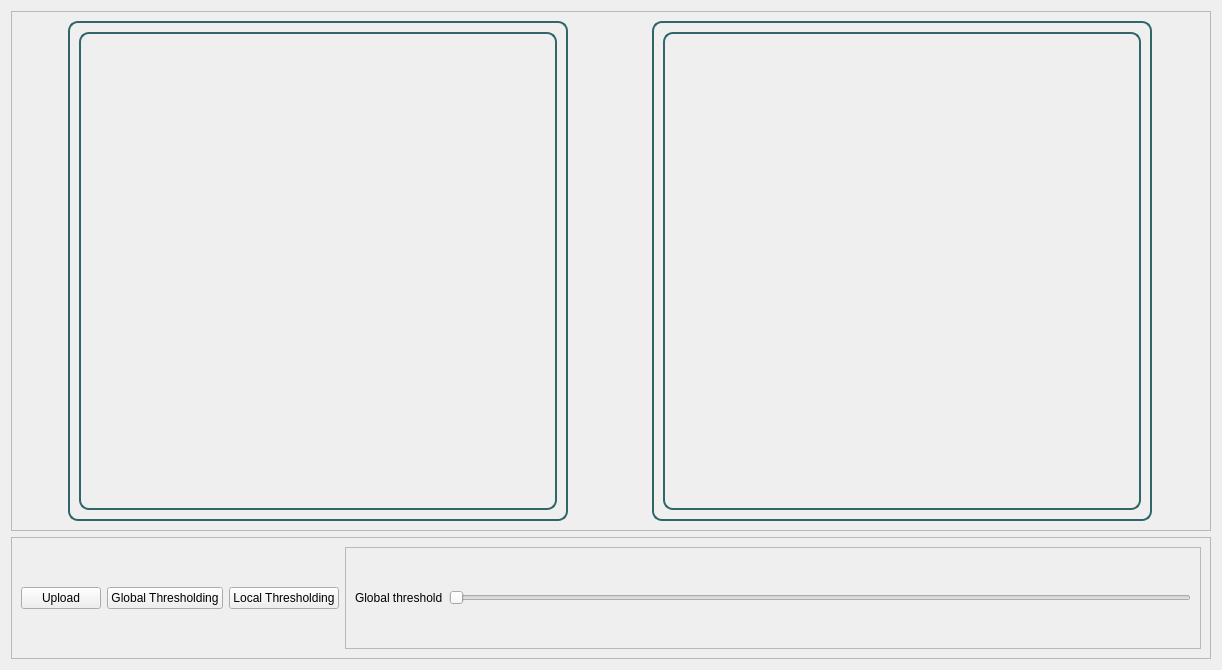
SBME2025-ComputerVision/Task1_CV_CPP, file Task1/UI/thresholdwidget.ui: the form before one commit.
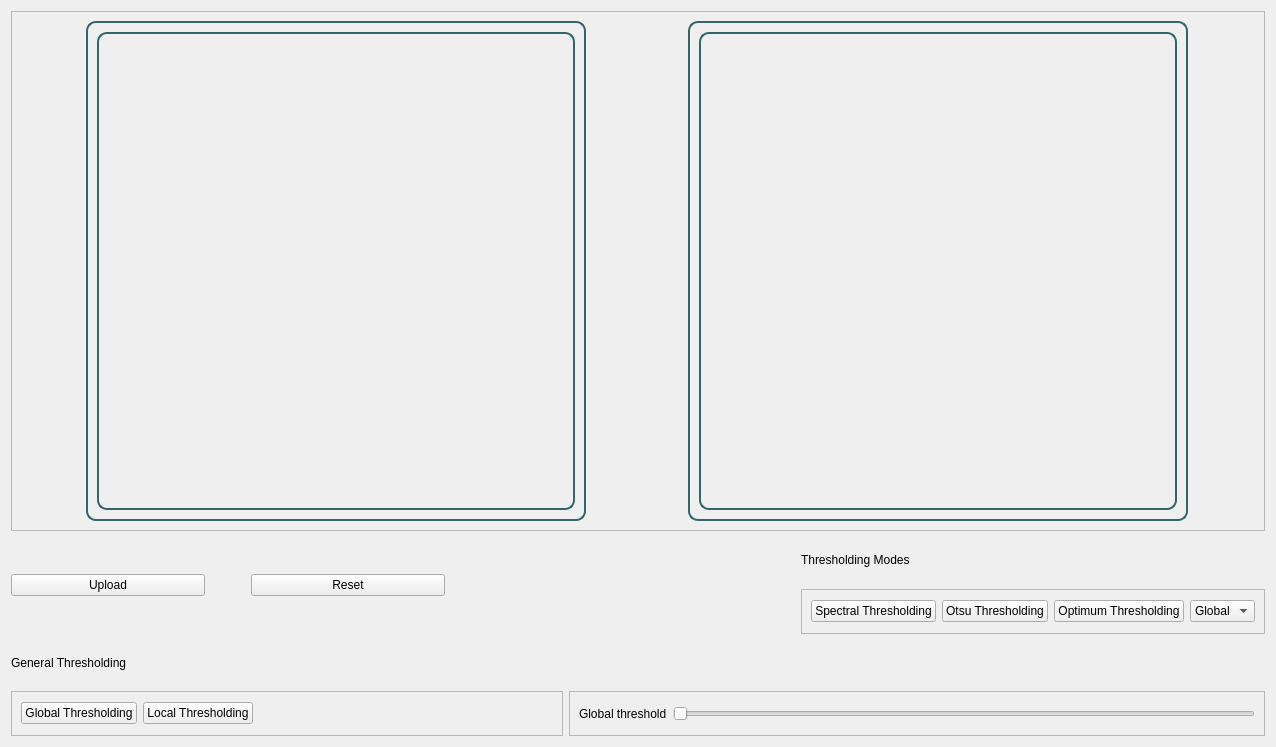
The form after the commit.

Commit message: threshold ui became cooler

```diff
--- a/Task1/UI/thresholdwidget.ui
+++ b/Task1/UI/thresholdwidget.ui
@@ -6,15 +6,17 @@
    <rect>
     <x>0</x>
     <y>0</y>
-    <width>1222</width>
-    <height>670</height>
+    <width>1276</width>
+    <height>747</height>
    </rect>
   </property>
   <property name="windowTitle">
    <string>Form</string>
   </property>
-  <layout class="QVBoxLayout" name="verticalLayout">
-   <item>
+  <layout class="QGridLayout" name="gridLayout_2">
+   <item row="0" column="0">
+    <layout class="QGridLayout" name="gridLayout">
+     <item row="0" column="0">
     <widget class="QFrame" name="frame_7">
      <property name="frameShape">
       <enum>QFrame::StyledPanel</enum>
@@ -116,17 +118,12 @@
      </layout>
     </widget>
    </item>
+     <item row="1" column="0">
+      <layout class="QVBoxLayout" name="verticalLayout_5">
    <item>
-    <widget class="QFrame" name="frame">
-     <property name="frameShape">
-      <enum>QFrame::StyledPanel</enum>
-     </property>
-     <property name="frameShadow">
-      <enum>QFrame::Raised</enum>
-     </property>
-     <layout class="QHBoxLayout" name="horizontalLayout_3">
+        <layout class="QHBoxLayout" name="horizontalLayout_7">
       <item>
-       <layout class="QHBoxLayout" name="horizontalLayout">
+          <layout class="QHBoxLayout" name="horizontalLayout_6">
         <item>
          <widget class="QPushButton" name="uploadBtn">
           <property name="text">
@@ -135,6 +132,127 @@
          </widget>
         </item>
         <item>
+            <spacer name="horizontalSpacer_2">
+             <property name="orientation">
+              <enum>Qt::Horizontal</enum>
+             </property>
+             <property name="sizeType">
+              <enum>QSizePolicy::Fixed</enum>
+             </property>
+             <property name="sizeHint" stdset="0">
+              <size>
+               <width>40</width>
+               <height>20</height>
+              </size>
+             </property>
+            </spacer>
+           </item>
+           <item>
+            <widget class="QPushButton" name="resetBtn">
+             <property name="text">
+              <string>Reset</string>
+             </property>
+            </widget>
+           </item>
+          </layout>
+         </item>
+         <item>
+          <spacer name="horizontalSpacer_4">
+           <property name="orientation">
+            <enum>Qt::Horizontal</enum>
+           </property>
+           <property name="sizeType">
+            <enum>QSizePolicy::Fixed</enum>
+           </property>
+           <property name="sizeHint" stdset="0">
+            <size>
+             <width>350</width>
+             <height>20</height>
+            </size>
+           </property>
+          </spacer>
+         </item>
+         <item>
+          <layout class="QVBoxLayout" name="verticalLayout_4">
+           <item>
+            <widget class="QLabel" name="label_3">
+             <property name="text">
+              <string>Thresholding Modes </string>
+             </property>
+            </widget>
+           </item>
+           <item>
+            <widget class="QFrame" name="frame_3">
+             <property name="frameShape">
+              <enum>QFrame::StyledPanel</enum>
+             </property>
+             <property name="frameShadow">
+              <enum>QFrame::Raised</enum>
+             </property>
+             <layout class="QHBoxLayout" name="horizontalLayout_5">
+              <item>
+               <widget class="QPushButton" name="spectralBtn">
+                <property name="text">
+                 <string>Spectral Thresholding</string>
+                </property>
+               </widget>
+              </item>
+              <item>
+               <widget class="QPushButton" name="otsuBtn">
+                <property name="text">
+                 <string>Otsu Thresholding</string>
+                </property>
+               </widget>
+              </item>
+              <item>
+               <widget class="QPushButton" name="optimumBtn">
+                <property name="text">
+                 <string>Optimum Thresholding</string>
+                </property>
+               </widget>
+              </item>
+              <item>
+               <widget class="QComboBox" name="globalVsLocalCombo">
+                <item>
+                 <property name="text">
+                  <string>Global</string>
+                 </property>
+                </item>
+                <item>
+                 <property name="text">
+                  <string>Local </string>
+                 </property>
+                </item>
+               </widget>
+              </item>
+             </layout>
+            </widget>
+           </item>
+          </layout>
+         </item>
+        </layout>
+       </item>
+       <item>
+        <layout class="QVBoxLayout" name="verticalLayout">
+         <item>
+          <widget class="QLabel" name="label_2">
+           <property name="text">
+            <string>General Thresholding</string>
+           </property>
+          </widget>
+         </item>
+         <item>
+          <layout class="QHBoxLayout" name="horizontalLayout_3">
+           <item>
+            <widget class="QFrame" name="frame">
+             <property name="frameShape">
+              <enum>QFrame::StyledPanel</enum>
+             </property>
+             <property name="frameShadow">
+              <enum>QFrame::Raised</enum>
+             </property>
+             <layout class="QHBoxLayout" name="horizontalLayout">
+              <item>
          <widget class="QPushButton" name="globalThresholdBtn">
           <property name="text">
            <string>Global Thresholding</string>
@@ -148,7 +266,24 @@
           </property>
          </widget>
         </item>
-       </layout>
+              <item>
+               <spacer name="horizontalSpacer">
+                <property name="orientation">
+                 <enum>Qt::Horizontal</enum>
+                </property>
+                <property name="sizeType">
+                 <enum>QSizePolicy::Fixed</enum>
+                </property>
+                <property name="sizeHint" stdset="0">
+                 <size>
+                  <width>300</width>
+                  <height>20</height>
+                 </size>
+                </property>
+               </spacer>
+              </item>
+             </layout>
+            </widget>
       </item>
       <item>
        <widget class="QFrame" name="frame_2">
@@ -177,7 +312,12 @@
        </widget>
       </item>
      </layout>
-    </widget>
+         </item>
+        </layout>
+       </item>
+      </layout>
+     </item>
+    </layout>
    </item>
   </layout>
  </widget>
```
Lines whose indentation alone changed are shown as unchanged.
